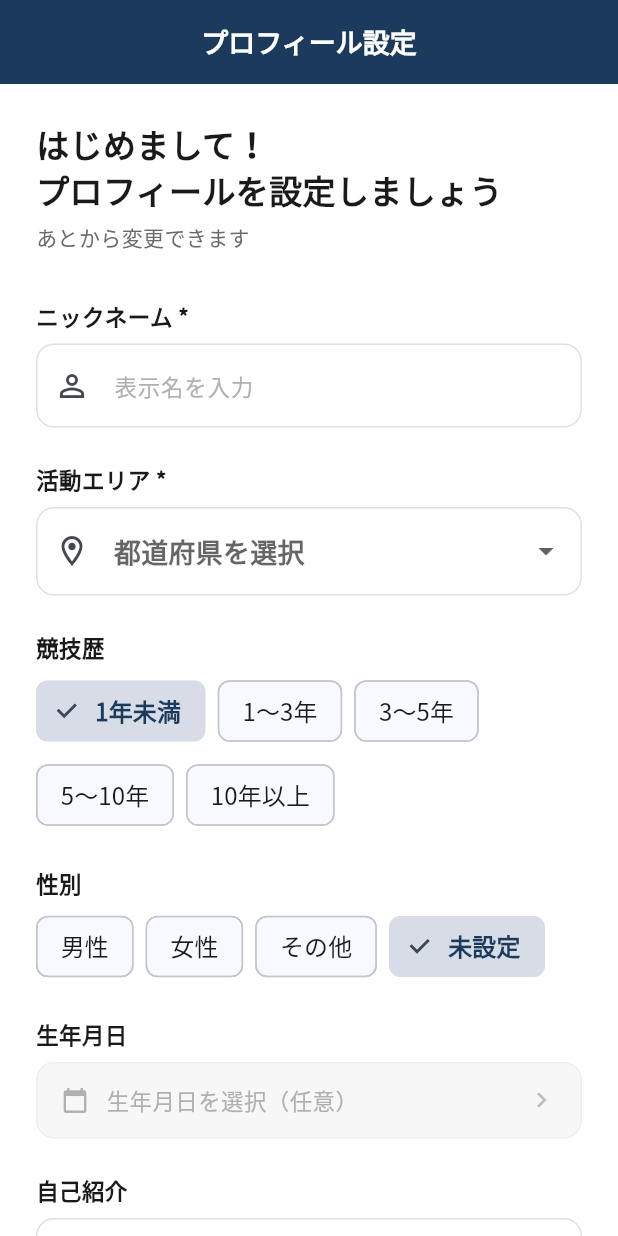
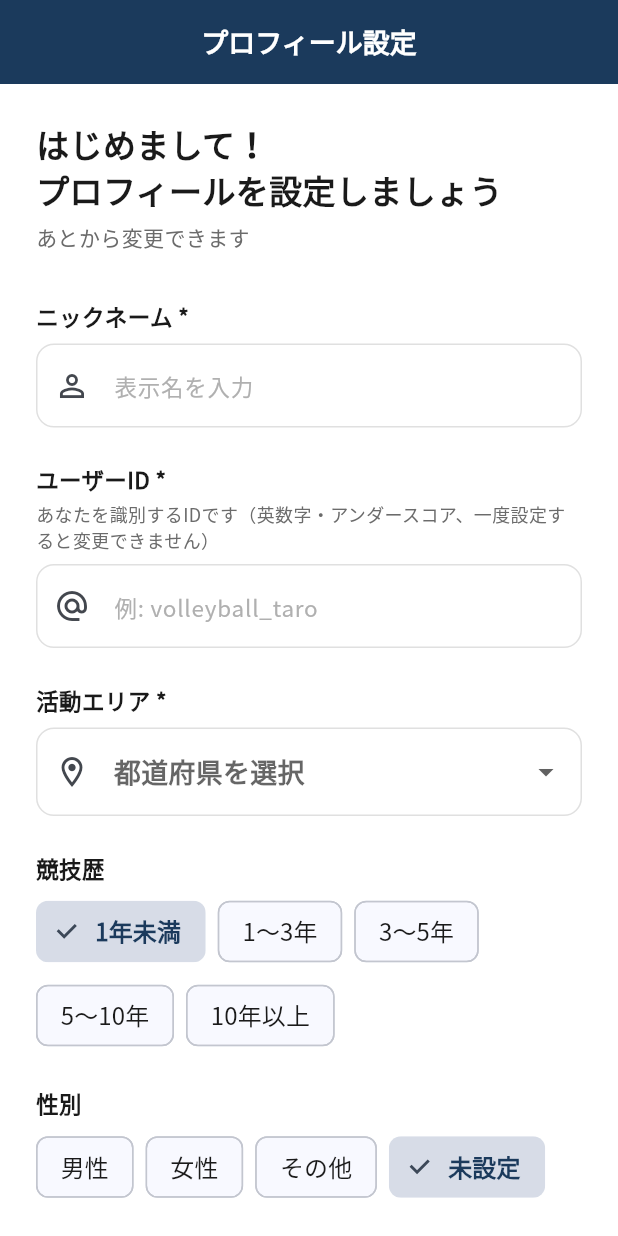
Before and after one commit to sofvo-dev/sofvo, a Flutter app: the screen it shows once a user with an empty profile is signed in, on a phone screen of 412 x 824 dp. Run offline on Flutter 3.47's test engine with Material 3 defaults, Android fonts, the phone set to English and light mode, and no system bars; our stand-ins replace cached_network_image, cloud_firestore, file_picker, firebase_auth, firebase_core, firebase_messaging and 9 more; missing offline and left inert: dart:js_interop, mobile_scanner; accounts and stored records are empty; network calls fail.

Commit message:
初期登録時にユーザーIDを必須入力に変更
- プロフィール設定画面にユーザーID入力フィールドを追加
- バリデーション: 必須、3文字以上、英数字+アンダースコアのみ
- Firestoreで重複チェックを実施
- 保存時にsearchIdとしてFirestoreに保存

https://claude.ai/code/session_01NdXNSNEhWCRPmtaSJSELhX

```diff
--- a/lib/screens/profile/profile_setup_screen.dart
+++ b/lib/screens/profile/profile_setup_screen.dart
@@ -14,7 +14,9 @@ class ProfileSetupScreen extends StatefulWidget {
 class _ProfileSetupScreenState extends State<ProfileSetupScreen> {
   final _formKey = GlobalKey<FormState>();
   final _nicknameController = TextEditingController();
+  final _searchIdController = TextEditingController();
   final _bioController = TextEditingController();
+  String? _searchIdError;
 
   String _selectedPrefecture = '';
   String _selectedExperience = '1年未満';
@@ -46,6 +48,7 @@ class _ProfileSetupScreenState extends State<ProfileSetupScreen> {
   @override
   void dispose() {
     _nicknameController.dispose();
+    _searchIdController.dispose();
     _bioController.dispose();
     super.dispose();
   }
@@ -72,6 +75,20 @@ class _ProfileSetupScreenState extends State<ProfileSetupScreen> {
       final user = FirebaseAuth.instance.currentUser;
       if (user == null) throw Exception('ユーザーが見つかりません');
 
+      // ユーザーID重複チェック
+      final searchId = _searchIdController.text.trim();
+      final existing = await FirebaseFirestore.instance
+          .collection('users')
+          .where('searchId', isEqualTo: searchId)
+          .get();
+      if (existing.docs.isNotEmpty) {
+        setState(() {
+          _searchIdError = 'このユーザーIDは既に使用されています';
+          _isLoading = false;
+        });
+        return;
+      }
+
       await FirebaseFirestore.instance
           .collection('users')
           .doc(user.uid)
@@ -85,7 +102,7 @@ class _ProfileSetupScreenState extends State<ProfileSetupScreen> {
         'experience': _selectedExperience,
         'gender': _selectedGender,
         'birthDate': _birthDate != null ? Timestamp.fromDate(_birthDate!) : null,
-        'searchId': '',
+        'searchId': searchId,
         'totalPoints': 0,
         'seasonPoints': 0,
         'title': 'ビギナー',
@@ -191,6 +208,49 @@ class _ProfileSetupScreenState extends State<ProfileSetupScreen> {
                   validator: (v) {
                     if (v == null || v.trim().isEmpty) {
                       return 'ニックネームを入力してください';
+                    }
+                    return null;
+                  },
+                ),
+                const SizedBox(height: 24),
+
+                // ── ユーザーID ──
+                const Text(
+                  'ユーザーID *',
+                  style: TextStyle(
+                    fontSize: 15,
+                    fontWeight: FontWeight.w600,
+                    color: AppTheme.textPrimary,
+                  ),
+                ),
+                const SizedBox(height: 4),
+                Text(
+                  'あなたを識別するIDです（英数字・アンダースコア、一度設定すると変更できません）',
+                  style: TextStyle(fontSize: 12, color: AppTheme.textSecondary),
+                ),
+                const SizedBox(height: 8),
+                TextFormField(
+                  controller: _searchIdController,
+                  style: const TextStyle(fontSize: 16),
+                  decoration: InputDecoration(
+                    hintText: '例: volleyball_taro',
+                    prefixIcon: const Icon(Icons.alternate_email),
+                    errorText: _searchIdError,
+                  ),
+                  onChanged: (_) {
+                    if (_searchIdError != null) {
+                      setState(() => _searchIdError = null);
+                    }
+                  },
+                  validator: (v) {
+                    if (v == null || v.trim().isEmpty) {
+                      return 'ユーザーIDを入力してください';
+                    }
+                    if (v.trim().length < 3) {
+                      return '3文字以上で入力してください';
+                    }
+                    if (!RegExp(r'^[a-zA-Z0-9_]+$').hasMatch(v.trim())) {
+                      return '英数字とアンダースコアのみ使用できます';
                     }
                     return null;
                   },
```
